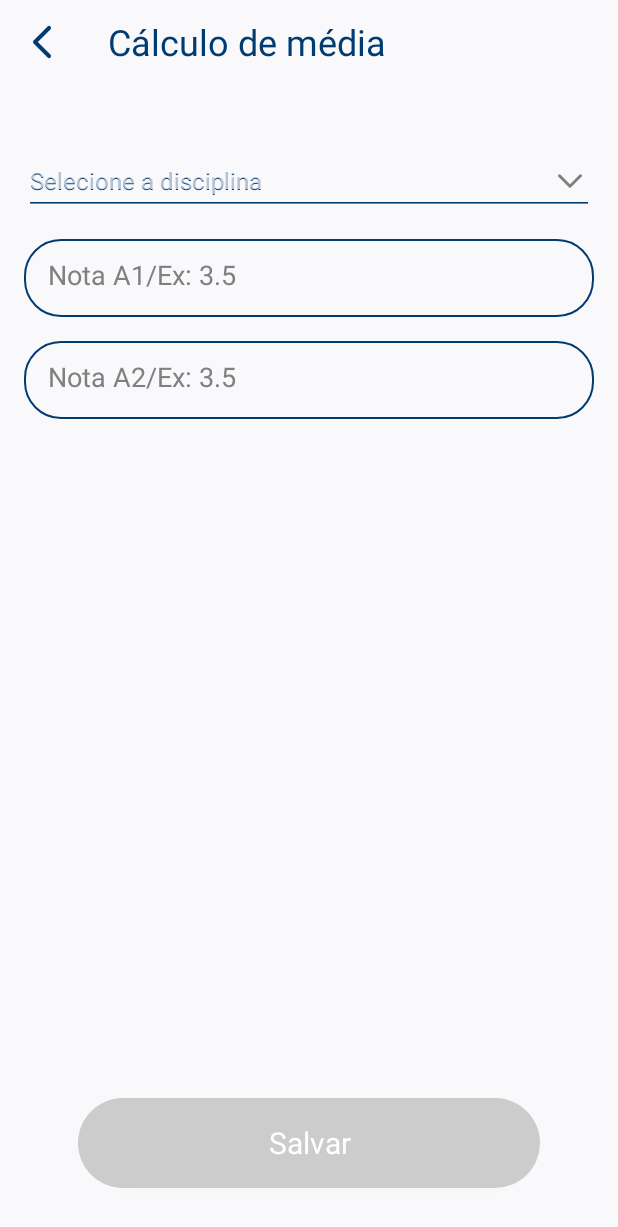
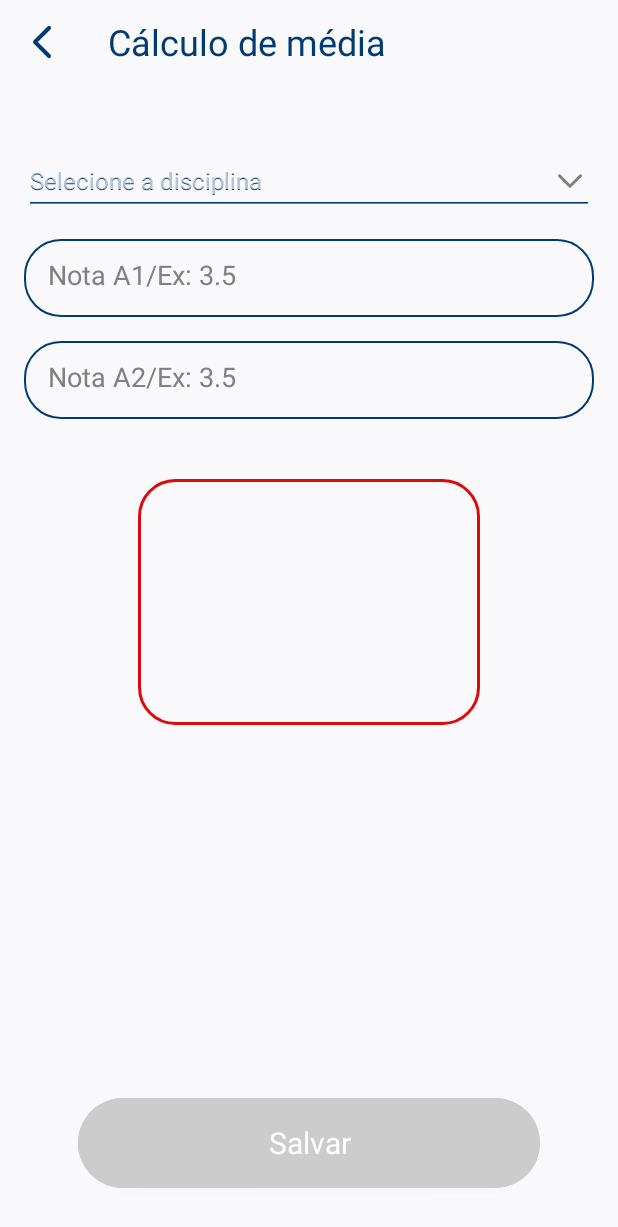
Before and after one commit to Garabriels3/UnicidStudent, an Android app: the AddAverageActivity screen opened directly, with no data from a screen before it, on a phone screen of 412 x 824 dp. Shown: the top 1227 px of the screen. Run offline under Robolectric (Android 15) with nearby library versions, the phone set to English and light mode, and no system bars; our stand-ins replace Firebase (no records; nobody signed in at launch, a user with empty details on screens opened directly), data binding.

Commit message:
App Done

```diff
--- /dev/null
+++ b/app/src/main/res/drawable/shape_round_corners_red_solid.xml
@@ -0,0 +1,11 @@
+<shape xmlns:android="http://schemas.android.com/apk/res/android"
+    android:shape="rectangle">
+    <corners
+        android:bottomLeftRadius="@dimen/twenty_four_value"
+        android:bottomRightRadius="@dimen/twenty_four_value"
+        android:topLeftRadius="@dimen/twenty_four_value"
+        android:topRightRadius="@dimen/twenty_four_value" />
+    <stroke
+        android:width="@dimen/two_value"
+        android:color="@color/red" />
+</shape>
--- a/app/src/main/res/layout/activity_add_average.xml
+++ b/app/src/main/res/layout/activity_add_average.xml
@@ -4,6 +4,12 @@
     xmlns:tools="http://schemas.android.com/tools">
 
     <data>
+
+        <import type="android.view.View" />
+
+        <variable
+            name="addAverageModel"
+            type="br.com.domain.entity.AddAverage" />
 
         <variable
             name="disciplineName"
@@ -128,8 +134,49 @@
             app:layout_constraintStart_toStartOf="parent"
             app:layout_constraintTop_toBottomOf="@id/et_a2" />
 
+        <androidx.constraintlayout.widget.ConstraintLayout
+            android:id="@+id/cv_show_final_note"
+            android:layout_width="@dimen/two_hundred_twenty_eight_value"
+            android:layout_height="@dimen/hundred_sixty_four_value"
+            android:layout_marginTop="@dimen/forty_value"
+            android:background="@drawable/shape_round_corners_red_solid"
+            android:visibility="visible"
+            app:layout_constraintEnd_toEndOf="parent"
+            app:layout_constraintStart_toStartOf="parent"
+            app:layout_constraintTop_toBottomOf="@+id/et_af">
+
+            <androidx.appcompat.widget.AppCompatTextView
+                android:id="@+id/tv_final_note"
+                android:layout_width="@dimen/zero_value"
+                android:layout_height="wrap_content"
+                android:layout_marginTop="@dimen/twenty_eight_value"
+                android:fontFamily="@font/poppins_semi_bold"
+                android:textAlignment="center"
+                android:textSize="@dimen/fifty_size"
+                app:layout_constraintEnd_toEndOf="parent"
+                app:layout_constraintStart_toStartOf="parent"
+                app:layout_constraintTop_toTopOf="parent"
+                tools:text="10"
+                tools:textColor="@color/red" />
+
+            <androidx.appcompat.widget.AppCompatTextView
+                android:id="@+id/tv_state"
+                android:layout_width="@dimen/zero_value"
+                android:layout_height="wrap_content"
+                android:layout_marginBottom="@dimen/thirty_two_value"
+                android:fontFamily="@font/poppins_extra_light"
+                android:textAlignment="center"
+                android:textSize="@dimen/twenty_size"
+                app:layout_constraintEnd_toEndOf="parent"
+                app:layout_constraintStart_toStartOf="parent"
+                app:layout_constraintTop_toBottomOf="@+id/tv_final_note"
+                tools:text="Reprovado"
+                tools:textColor="@color/red" />
+
+        </androidx.constraintlayout.widget.ConstraintLayout>
+
         <androidx.appcompat.widget.AppCompatButton
-            android:id="@+id/bt_login"
+            android:id="@+id/bt_save_note"
             android:layout_width="@dimen/zero_value"
             android:layout_height="@dimen/sixty_value"
             android:layout_marginStart="@dimen/fifty_two_value"
@@ -141,6 +188,26 @@
             android:textAppearance="@style/PoppinsSemiBoldAppearance"
             android:textColor="@color/white"
             android:textSize="@dimen/twenty_size"
+            android:visibility="@{addAverageModel.afState ? View.GONE : View.VISIBLE}"
+            app:layout_constraintBottom_toBottomOf="parent"
+            app:layout_constraintEnd_toEndOf="parent"
+            app:layout_constraintStart_toStartOf="parent"
+            tools:fontFamily="@font/poppins_medium" />
+
+        <androidx.appcompat.widget.AppCompatButton
+            android:id="@+id/bt_save_af"
+            android:layout_width="@dimen/zero_value"
+            android:layout_height="@dimen/sixty_value"
+            android:layout_marginStart="@dimen/fifty_two_value"
+            android:layout_marginEnd="@dimen/fifty_two_value"
+            android:layout_marginBottom="@dimen/thirty_two_value"
+            android:background="@drawable/circle_gray_button"
+            android:onClick="@{() -> viewModel.onUpdateInfo()}"
+            android:text="@string/save_button_label"
+            android:textAppearance="@style/PoppinsSemiBoldAppearance"
+            android:textColor="@color/white"
+            android:textSize="@dimen/twenty_size"
+            android:visibility="@{addAverageModel.afState ? View.VISIBLE : View.GONE}"
             app:layout_constraintBottom_toBottomOf="parent"
             app:layout_constraintEnd_toEndOf="parent"
             app:layout_constraintStart_toStartOf="parent"
--- a/data/src/main/java/br/com/data/source/remote/addAverageDataSource/AddAverageRemoteDataSource.kt
+++ b/data/src/main/java/br/com/data/source/remote/addAverageDataSource/AddAverageRemoteDataSource.kt
@@ -14,4 +14,5 @@ interface AddAverageRemoteDataSource {
 
     suspend fun addStudentNote(addAverage: AddAverage, token: String): FirebaseResponse
     suspend fun getStudentNote(token: String, userNotes: (List<AddAverage>?) -> Unit)
+    suspend fun updateFinalGrade(token: String, addAverage: AddAverage)
 }
--- a/data/src/main/java/br/com/data/source/remote/addAverageDataSource/AddAverageRemoteDataSourceImpl.kt
+++ b/data/src/main/java/br/com/data/source/remote/addAverageDataSource/AddAverageRemoteDataSourceImpl.kt
@@ -59,4 +59,8 @@ class AddAverageRemoteDataSourceImpl(
             }
         }
     }
+
+    override suspend fun updateFinalGrade(token: String, addAverage: AddAverage) {
+        userDao.updateTotalNote(addAverage, token)
+    }
 }
--- a/domain/src/main/java/br/com/domain/entity/AddAverage.kt
+++ b/domain/src/main/java/br/com/domain/entity/AddAverage.kt
@@ -3,6 +3,7 @@ package br.com.domain.entity
 import java.io.Serializable
 
 data class AddAverage(
+    val id: String? = "",
     val a1: String? = "",
     val a2: String? = "",
     val discipline: String? = "null",
--- a/domain/src/main/java/br/com/domain/repository/AddAverageRepository.kt
+++ b/domain/src/main/java/br/com/domain/repository/AddAverageRepository.kt
@@ -8,5 +8,5 @@ interface AddAverageRepository {
     suspend fun getDiscipline(courseName: String, currentSemester: String, get: (List<SelectionItem>) -> Unit)
     suspend fun getStudentNote(token: String, get: (List<AddAverage>?) -> Unit)
     suspend fun addStudentNote(addAverage: AddAverage, token: String): FirebaseResponse
-
+    suspend fun updateFinalGrade(token: String, addAverage: AddAverage)
 }
--- a/domain/src/main/java/br/com/domain/usecase/addAverageUseCase/AddAverageUseCase.kt
+++ b/domain/src/main/java/br/com/domain/usecase/addAverageUseCase/AddAverageUseCase.kt
@@ -17,4 +17,5 @@ interface AddAverageUseCase {
     )
 
     suspend fun addStudentNote(addAverage: AddAverage, token: String): FirebaseResponse
+    suspend fun updateFinalGrade(token: String, addAverage: AddAverage)
 }
--- a/domain/src/main/java/br/com/domain/usecase/addAverageUseCase/AddAverageUseCaseImpl.kt
+++ b/domain/src/main/java/br/com/domain/usecase/addAverageUseCase/AddAverageUseCaseImpl.kt
@@ -28,4 +28,8 @@ class AddAverageUseCaseImpl(
     override suspend fun addStudentNote(addAverage: AddAverage, token: String): FirebaseResponse {
         return addAverageRepository.addStudentNote(addAverage, token)
     }
+
+    override suspend fun updateFinalGrade(token: String, addAverage: AddAverage) {
+        addAverageRepository.updateFinalGrade(token, addAverage)
+    }
 }
```
Also changed, not shown: app/src/main/java/br/com/unicidapp/ui/average/addAverage/AddAverageActivity.kt (+50 -9 lines), app/src/main/java/br/com/unicidapp/ui/average/addAverage/AddAverageForm.kt (+16 -3 lines), app/src/main/java/br/com/unicidapp/ui/average/addAverage/AddAverageViewModel.kt (+27 -0 lines), data/src/main/java/br/com/data/mapper/QuerySnapshotToAddAverageMapper.kt (+12 -10 lines), data/src/main/java/br/com/data/repository/AddAverageRepositoryImpl.kt (+9 -1 lines), data/src/main/java/br/com/data/source/remote/service/firebase/dao/UserDao.kt (+22 -0 lines).
